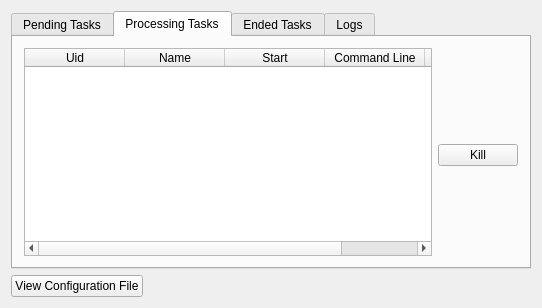
Before: the Qt Designer form new-gui/scheduler/schedulerdlg.ui in altimetry/main, drawn with Qt 5.
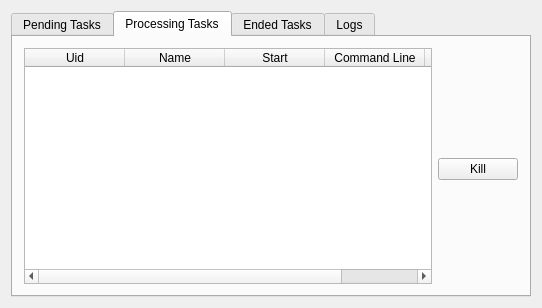
After: the same form once the commit is applied. The open tabs and pages were chosen to show the change. Icons and pictures are not drawn.

Patch:
```diff
--- a/new-gui/scheduler/schedulerdlg.ui
+++ b/new-gui/scheduler/schedulerdlg.ui
@@ -335,26 +335,6 @@
      </widget>
     </widget>
    </item>
-   <item row="1" column="0">
-    <widget class="QPushButton" name="pushButton">
-     <property name="text">
-      <string>View Configuration File</string>
-     </property>
-    </widget>
-   </item>
-   <item row="1" column="1">
-    <spacer name="horizontalSpacer">
-     <property name="orientation">
-      <enum>Qt::Horizontal</enum>
-     </property>
-     <property name="sizeHint" stdset="0">
-      <size>
-       <width>366</width>
-       <height>20</height>
-      </size>
-     </property>
-    </spacer>
-   </item>
   </layout>
  </widget>
  <layoutdefault spacing="6" margin="11"/>
```
Left out of the diff: 10 changed lines with no effect on the pictures.
